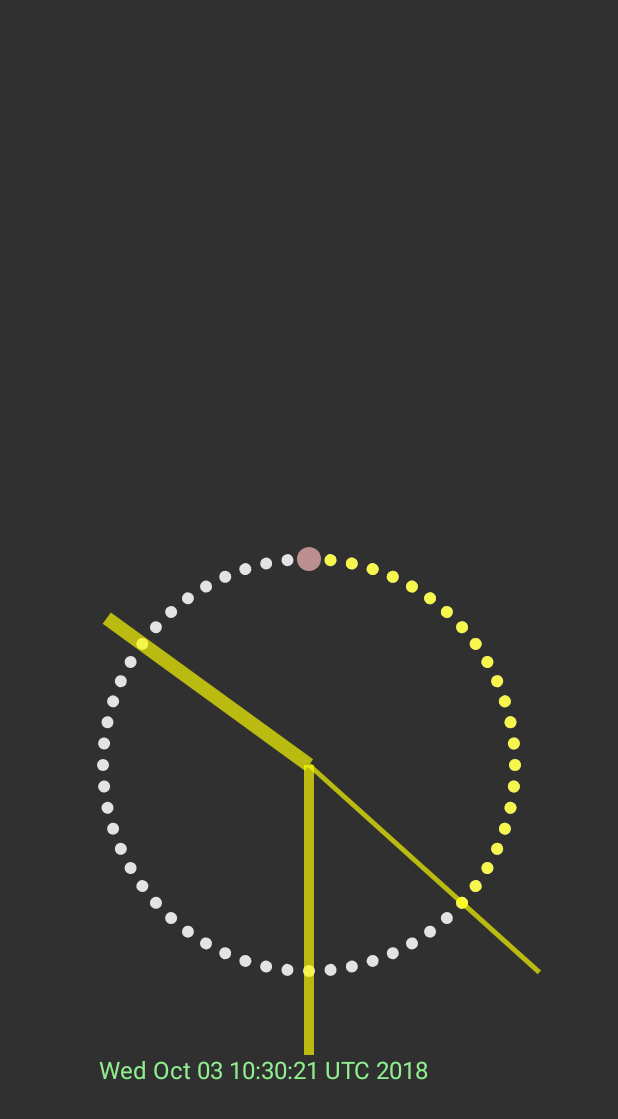
After one commit to KazlovskayaAnastasia/HomeworkITAcademy, an Android app: the Lesson5Activity screen opened directly, with no data from a screen before it, on a phone screen of 412 x 824 dp. The commit adds this screen. Shown: the top 1119 px of the screen. Run offline under Robolectric (Android 15) with nearby library versions, the phone set to English and light mode, and no system bars.

Commit message:
add clock from lesson 5

```diff
--- a/app/src/main/AndroidManifest.xml
+++ b/app/src/main/AndroidManifest.xml
@@ -2,6 +2,7 @@
     xmlns:tools="http://schemas.android.com/tools"
     package="com.nastia.administrator.lessonitacademy">
 
+    <uses-permission android:name="android.permission.ACCESS_NETWORK_STATE" />
     <uses-permission android:name="android.permission.INTERNET"/>
 
     <application
@@ -28,6 +29,8 @@
         </activity>
         <activity android:name="lesson4.Lesson4Activity">
         </activity>
+        <activity android:name="lesson5.Lesson5Activity">
+        </activity>
 
     </application>
 
--- a/app/src/main/java/com/nastia/administrator/lessonitacademy/lesson1/MainScreenActivity.java
+++ b/app/src/main/java/com/nastia/administrator/lessonitacademy/lesson1/MainScreenActivity.java
@@ -5,13 +5,13 @@ import android.content.Intent;
 import android.os.Bundle;
 import android.view.View;
 import android.widget.Button;
-import android.widget.Toast;
 
 import com.nastia.administrator.lessonitacademy.R;
 
 import lesson2.Lesson2Activity;
 import lesson3.Lesson3Activity;
 import lesson4.Lesson4Activity;
+import lesson5.Lesson5Activity;
 
 public class MainScreenActivity extends Activity {
 
@@ -72,8 +72,8 @@ public class MainScreenActivity extends Activity {
         btnHw5.setOnClickListener(new View.OnClickListener() {
             @Override
             public void onClick(View v) {
-                Toast toast = Toast.makeText(getApplicationContext(), "In process...", Toast.LENGTH_SHORT);
-                toast.show();
+                Intent intent = new Intent(MainScreenActivity.this, Lesson5Activity.class);
+                startActivity(intent);
             }
         });
     }
--- a/app/src/main/java/lesson4/Lesson4Activity.java
+++ b/app/src/main/java/lesson4/Lesson4Activity.java
@@ -24,7 +24,7 @@ public class Lesson4Activity extends Activity {
 
         animation.start();
 
-        float[] data = {5, 5, 10,10};
+        float[] data = {5, 5, 10};
         circle.setData(data);
     }
 }
--- /dev/null
+++ b/app/src/main/java/lesson5/ClockView.java
@@ -0,0 +1,130 @@
+package lesson5;
+
+import android.annotation.TargetApi;
+import android.content.Context;
+import android.content.res.Resources;
+import android.graphics.Canvas;
+import android.graphics.Paint;
+import android.os.Build;
+import android.support.annotation.Nullable;
+import android.support.v4.content.ContextCompat;
+import android.util.AttributeSet;
+import android.util.TypedValue;
+import android.view.View;
+
+import com.nastia.administrator.lessonitacademy.R;
+
+import java.util.Calendar;
+import java.util.Date;
+import java.util.GregorianCalendar;
+
+public class ClockView extends View {
+
+    Date date = new Date();
+    Calendar calendar = new GregorianCalendar();
+
+    int seconds;
+    int minutes;
+    int hours;
+    float radius;
+    float dotRadius;
+    private Thread thread;
+
+    private Paint myPan = new Paint();
+
+    public ClockView(Context context) {
+        super(context);
+        initialize();
+    }
+
+    public ClockView(Context context, @Nullable AttributeSet attrs) {
+        super(context, attrs);
+        initialize();
+    }
+
+    public ClockView(Context context, @Nullable AttributeSet attrs, int defStyleAttr) {
+        super(context, attrs, defStyleAttr);
+        initialize();
+
+    }
+
+    @TargetApi(Build.VERSION_CODES.LOLLIPOP)
+    public ClockView(Context context, @Nullable AttributeSet attrs, int defStyleAttr, int defStyleRes) {
+        super(context, attrs, defStyleAttr, defStyleRes);
+        initialize();
+    }
+
+    private void initialize() {
+        myPan.setAntiAlias(true);
+        myPan.setStyle(Paint.Style.STROKE);
+
+        Resources r = getResources();
+        float strokeWidthInPx = TypedValue.applyDimension(TypedValue.COMPLEX_UNIT_DIP,
+                4, r.getDisplayMetrics());
+        myPan.setStrokeWidth(strokeWidthInPx);
+
+
+        seconds = calendar.getTime().getSeconds();
+        minutes = calendar.getTime().getMinutes();
+        hours = calendar.getTime().getHours();
+        radius = getWidth() / 3;
+        dotRadius = 6;
+
+    }
+
+        @Override
+    protected void onDraw(Canvas canvas) {
+        super.onDraw(canvas);
+
+        myPan.setTextSize(24);
+        myPan.setColor(ContextCompat.getColor(getContext(), R.color.lightGreen));
+        myPan.setStyle(Paint.Style.FILL);
+        canvas.drawText(calendar.getTime().toString(),-210 + getWidth()/2,5*getHeight()/6,myPan);
+
+
+        myPan.setColor(ContextCompat.getColor(getContext(), R.color.white));
+        for(int i=0;i<60;i++) {
+            canvas.drawCircle(getWidth()/2,getHeight()/2 - getWidth()/3,dotRadius , myPan);
+            canvas.rotate(6,getWidth()/2,getHeight()/2);
+        }
+
+        //
+        myPan.setColor(ContextCompat.getColor(getContext(), R.color.rosyBrown));
+        canvas.drawCircle(getWidth() / 2, getHeight() / 2 - getWidth() / 3, 2*dotRadius, myPan);
+
+        myPan.setColor(ContextCompat.getColor(getContext(), R.color.yellow));
+
+        int count = canvas.save();
+        for(int i=0;i<=seconds;i++){
+            if(i!=0) {
+                //myPan.setStrokeWidth(10);
+                canvas.drawCircle(getWidth() / 2, getHeight() / 2 - getWidth() / 3, dotRadius, myPan);
+            }
+            canvas.rotate(6,getWidth()/2,getHeight()/2);
+        }
+
+        canvas.restoreToCount(count);
+        canvas.rotate(180,getWidth()/2,getHeight()/2);
+        for(int i=0;i<=60;i++){
+            if(i==minutes) {
+                myPan.setStrokeWidth(10);
+                canvas.drawLine(getWidth() / 2, getHeight() / 2, getWidth() / 2,(getHeight() / 2 - radius + 290), myPan);
+            }
+
+            if(i==seconds) {
+                myPan.setStrokeWidth(5);
+                canvas.drawLine(getWidth() / 2, (getHeight() / 2 - radius + 310), getWidth() / 2,getHeight() / 2, myPan);
+            }
+            canvas.rotate(6,getWidth()/2,getHeight()/2);
+        }
+        for(int i=0;i<=hours;i++){
+            if(i==hours) {
+                myPan.setStrokeWidth(14);
+                canvas.drawLine(getWidth() / 2, (getHeight() / 2 - radius + 250), getWidth() / 2,getHeight() / 2, myPan);
+            }
+            canvas.rotate(30,getWidth()/2,getHeight()/2);
+
+        }
+        invalidate();
+    }
+}
--- /dev/null
+++ b/app/src/main/java/lesson5/Lesson5Activity.java
@@ -0,0 +1,69 @@
+package lesson5;
+
+import android.app.Activity;
+import android.os.Bundle;
+
+import com.nastia.administrator.lessonitacademy.R;
+
+public class Lesson5Activity extends Activity {
+    private Thread thread;
+    private ClockView timerView;
+
+    @Override
+    public void onCreate(Bundle savedInstanceState) {
+        super.onCreate(savedInstanceState);
+        setContentView(R.layout.activity_lesson5);
+        timerView = (ClockView) findViewById(R.id.dz4_timer_view);
+    }
+
+    @Override
+    protected void onStop() {
+        super.onStop();
+        thread.interrupt();
+    }
+
+    @Override
+    protected void onResume() {
+        super.onResume();
+        thread = new Thread(new Runnable() {
+            @Override
+            public void run() {
+                while (true){
+                    try {
+                        Thread.sleep(1000);
+                    } catch (InterruptedException e) {
+                        e.printStackTrace();
+                    }
+
+                    runOnUiThread(new Runnable() {
+                        @Override
+                        public void run() {
+                            if (timerView.seconds < 60)
+                                timerView.seconds++;
+                            else {
+                                timerView.seconds = 1;
+                                if (timerView.minutes < 60)
+                                    timerView.minutes++;
+                                else {
+                                    timerView.minutes = 1;
+                                    if (timerView.hours < 12)
+                                        timerView.hours++;
+                                    else {
+                                        timerView.hours = 1;
+                                    }
+                                }
+                            }
+                        }
+                    });
+                }
+            }
+        });
+        thread.start();
+    }
+
+    @Override
+    protected void onPause() {
+        super.onPause();
+        thread.interrupt();
+    }
+}
--- /dev/null
+++ b/app/src/main/res/layout/activity_lesson5.xml
@@ -0,0 +1,22 @@
+<?xml version="1.0" encoding="utf-8"?>
+<LinearLayout xmlns:android="http://schemas.android.com/apk/res/android"
+    android:orientation="vertical"
+    android:layout_width="match_parent"
+    android:layout_height="match_parent">
+
+    <TextView
+        android:id="@+id/wifi_status"
+        android:layout_width="match_parent"
+        android:layout_height="100dp"
+        android:textColor="@color/black"
+        android:layout_margin="48dp"
+        android:gravity="center"/>
+
+
+    <lesson5.ClockView
+        android:id="@+id/dz4_timer_view"
+        android:layout_width="match_parent"
+        android:layout_height="match_parent" />
+
+
+</LinearLayout>
```
